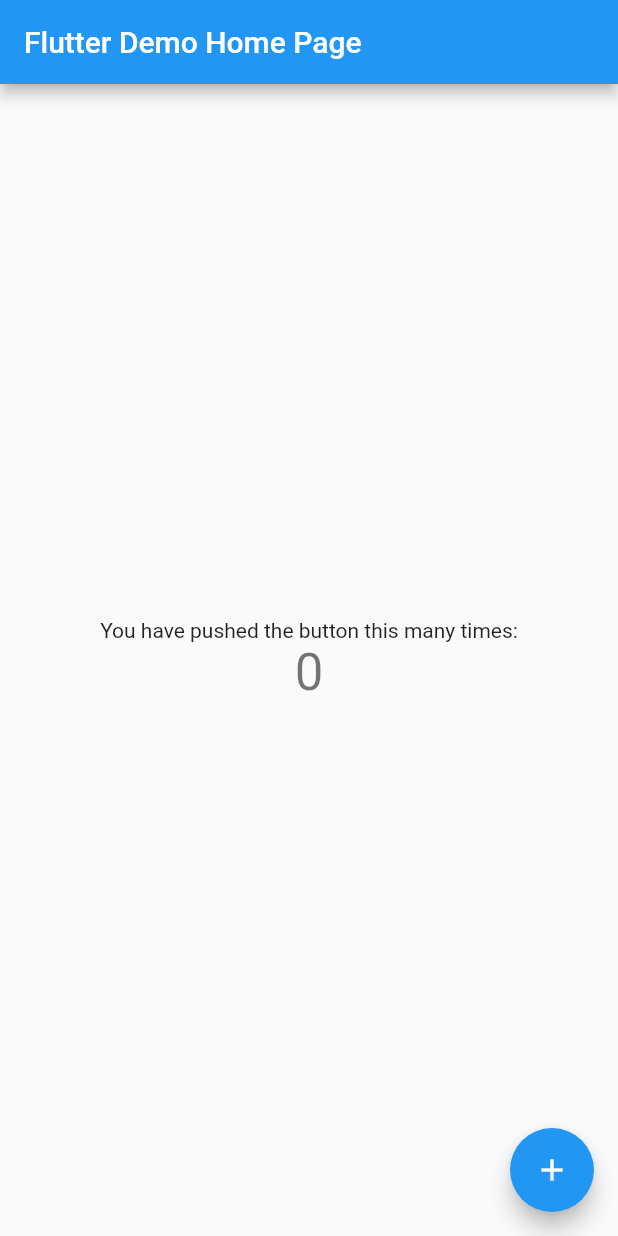
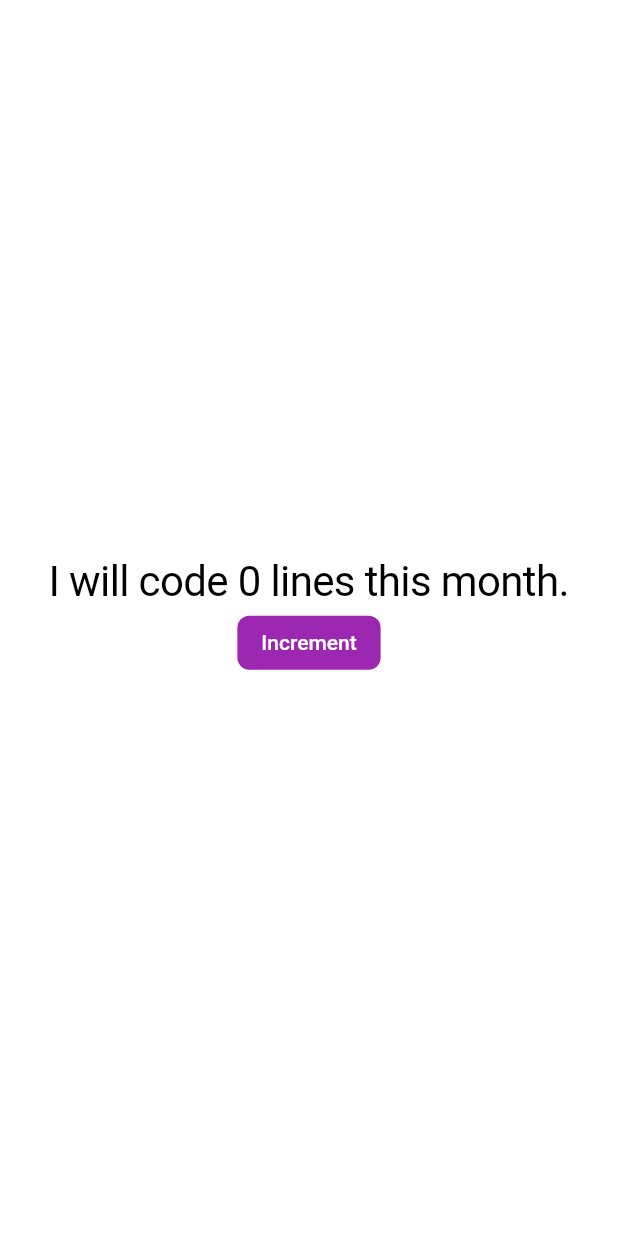
Before and after one commit to ianwith/demo_flutter, a Flutter app: the screen it shows after launch, on a phone screen of 412 x 824 dp. Run offline on Flutter 3.47's test engine with Material 2 defaults, Android fonts, the phone set to English and light mode, and no system bars.

Commit message:
feat: I will code 0 lines this month

```diff
--- /dev/null
+++ b/lib/app.dart
@@ -0,0 +1,65 @@
+import 'package:flutter/cupertino.dart';
+import 'package:flutter/material.dart';
+
+class App extends StatelessWidget {
+  // This widget is the root of your application.
+  @override
+  Widget build(BuildContext context) {
+    return CupertinoApp(
+      title: 'Flutter Demo',
+      home: HomePage(),
+    );
+  }
+}
+
+class HomePage extends StatefulWidget {
+  // This widget is the home page of your application.
+  HomePage({Key key}) : super(key: key);
+
+  @override
+  _HomePageState createState() => _HomePageState();
+}
+
+class _HomePageState extends State<HomePage> {
+  int _counter = 0;
+
+  void _incrementCounter() {
+    setState(() {
+      _counter++;
+    });
+  }
+
+  @override
+  Widget build(BuildContext context) {
+    return CupertinoPageScaffold(
+      child: Container(
+        width: MediaQuery.of(context).size.width,
+        child: Column(
+          mainAxisAlignment: MainAxisAlignment.center,
+          crossAxisAlignment: CrossAxisAlignment.center,
+          children: <Widget>[
+            Text(
+              'I will code $_counter lines this month.',
+              style: TextStyle(
+                fontSize: 28,
+              ),
+            ),
+            FlatButton(
+              child: Text(
+                'Increment',
+                style: TextStyle(
+                  color: Colors.white,
+                ),
+              ),
+              onPressed: _incrementCounter,
+              color: Colors.purple,
+              shape: RoundedRectangleBorder(
+                borderRadius: BorderRadius.circular(8.0),
+              ),
+            )
+          ],
+        ),
+      ),
+    );
+  }
+}
--- a/lib/main.dart
+++ b/lib/main.dart
@@ -1,117 +1,6 @@
-import 'package:flutter/material.dart';
+import 'package:flutter/cupertino.dart';
+import 'app.dart';
 
 void main() {
-  runApp(MyApp());
+  runApp(App());
 }
-
-class MyApp extends StatelessWidget {
-  // This widget is the root of your application.
-  @override
-  Widget build(BuildContext context) {
-    return MaterialApp(
-      title: 'Flutter Demo',
-      theme: ThemeData(
-        // This is the theme of your application.
-        //
-        // Try running your application with "flutter run". You'll see the
-        // application has a blue toolbar. Then, without quitting the app, try
-        // changing the primarySwatch below to Colors.green and then invoke
-        // "hot reload" (press "r" in the console where you ran "flutter run",
-        // or simply save your changes to "hot reload" in a Flutter IDE).
-        // Notice that the counter didn't reset back to zero; the application
-        // is not restarted.
-        primarySwatch: Colors.blue,
-        // This makes the visual density adapt to the platform that you run
-        // the app on. For desktop platforms, the controls will be smaller and
-        // closer together (more dense) than on mobile platforms.
-        visualDensity: VisualDensity.adaptivePlatformDensity,
-      ),
-      home: MyHomePage(title: 'Flutter Demo Home Page'),
-    );
-  }
-}
-
-class MyHomePage extends StatefulWidget {
-  MyHomePage({Key key, this.title}) : super(key: key);
-
-  // This widget is the home page of your application. It is stateful, meaning
-  // that it has a State object (defined below) that contains fields that affect
-  // how it looks.
-
-  // This class is the configuration for the state. It holds the values (in this
-  // case the title) provided by the parent (in this case the App widget) and
-  // used by the build method of the State. Fields in a Widget subclass are
-  // always marked "final".
-
-  final String title;
-
-  @override
-  _MyHomePageState createState() => _MyHomePageState();
-}
-
-class _MyHomePageState extends State<MyHomePage> {
-  int _counter = 0;
-
-  void _incrementCounter() {
-    setState(() {
-      // This call to setState tells the Flutter framework that something has
-      // changed in this State, which causes it to rerun the build method below
-      // so that the display can reflect the updated values. If we changed
-      // _counter without calling setState(), then the build method would not be
-      // called again, and so nothing would appear to happen.
-      _counter++;
-    });
-  }
-
-  @override
-  Widget build(BuildContext context) {
-    // This method is rerun every time setState is called, for instance as done
-    // by the _incrementCounter method above.
-    //
-    // The Flutter framework has been optimized to make rerunning build methods
-    // fast, so that you can just rebuild anything that needs updating rather
-    // than having to individually change instances of widgets.
-    return Scaffold(
-      appBar: AppBar(
-        // Here we take the value from the MyHomePage object that was created by
-        // the App.build method, and use it to set our appbar title.
-        title: Text(widget.title),
-      ),
-      body: Center(
-        // Center is a layout widget. It takes a single child and positions it
-        // in the middle of the parent.
-        child: Column(
-          // Column is also a layout widget. It takes a list of children and
-          // arranges them vertically. By default, it sizes itself to fit its
-          // children horizontally, and tries to be as tall as its parent.
-          //
-          // Invoke "debug painting" (press "p" in the console, choose the
-          // "Toggle Debug Paint" action from the Flutter Inspector in Android
-          // Studio, or the "Toggle Debug Paint" command in Visual Studio Code)
-          // to see the wireframe for each widget.
-          //
-          // Column has various properties to control how it sizes itself and
-          // how it positions its children. Here we use mainAxisAlignment to
-          // center the children vertically; the main axis here is the vertical
-          // axis because Columns are vertical (the cross axis would be
-          // horizontal).
-          mainAxisAlignment: MainAxisAlignment.center,
-          children: <Widget>[
-            Text(
-              'You have pushed the button this many times:',
-            ),
-            Text(
-              '$_counter',
-              style: Theme.of(context).textTheme.headline4,
-            ),
-          ],
-        ),
-      ),
-      floatingActionButton: FloatingActionButton(
-        onPressed: _incrementCounter,
-        tooltip: 'Increment',
-        child: Icon(Icons.add),
-      ), // This trailing comma makes auto-formatting nicer for build methods.
-    );
-  }
-}
```
